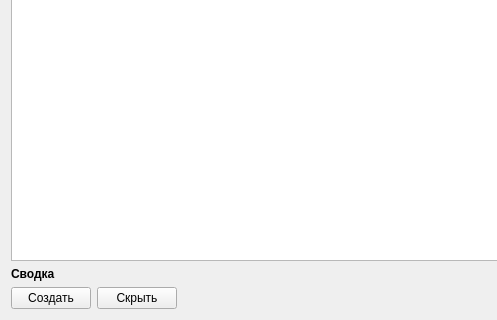
Old version of the form designer/ui/monthlydialog.ui in the repository Aleee/FinanceCalender; both pictures show x 0 to 497 and y 200 to 520 of the 980 by 520 pixel window.
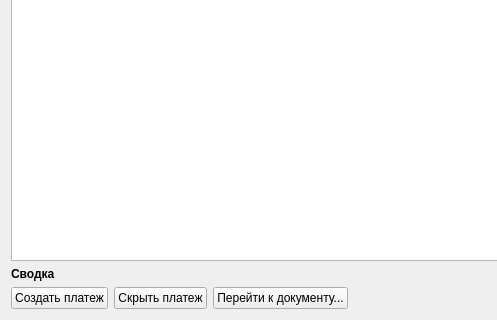
New version of the form.

Diff of the .ui file:
```diff
--- a/designer/ui/monthlydialog.ui
+++ b/designer/ui/monthlydialog.ui
@@ -189,7 +189,7 @@
         <string>Создать платёж за выбранный месяц или открыть уже созданный</string>
        </property>
        <property name="text">
-        <string>Создать</string>
+        <string>Создать платеж</string>
        </property>
        <property name="autoDefault">
         <bool>false</bool>
@@ -202,7 +202,20 @@
         <string>Скрыть несозданный платёж за этот месяц (запоминается на этом компьютере на год)</string>
        </property>
        <property name="text">
-        <string>Скрыть</string>
+        <string>Скрыть платеж</string>
+       </property>
+       <property name="autoDefault">
+        <bool>false</bool>
+       </property>
+      </widget>
+     </item>
+     <item>
+      <widget class="QPushButton" name="pb_opendocument">
+       <property name="toolTip">
+        <string>Открыть документ договора, по которому создаётся платёж</string>
+       </property>
+       <property name="text">
+        <string>Перейти к документу...</string>
        </property>
        <property name="autoDefault">
         <bool>false</bool>
```
Left out of the diff: 1 changed line with no effect on the pictures.
